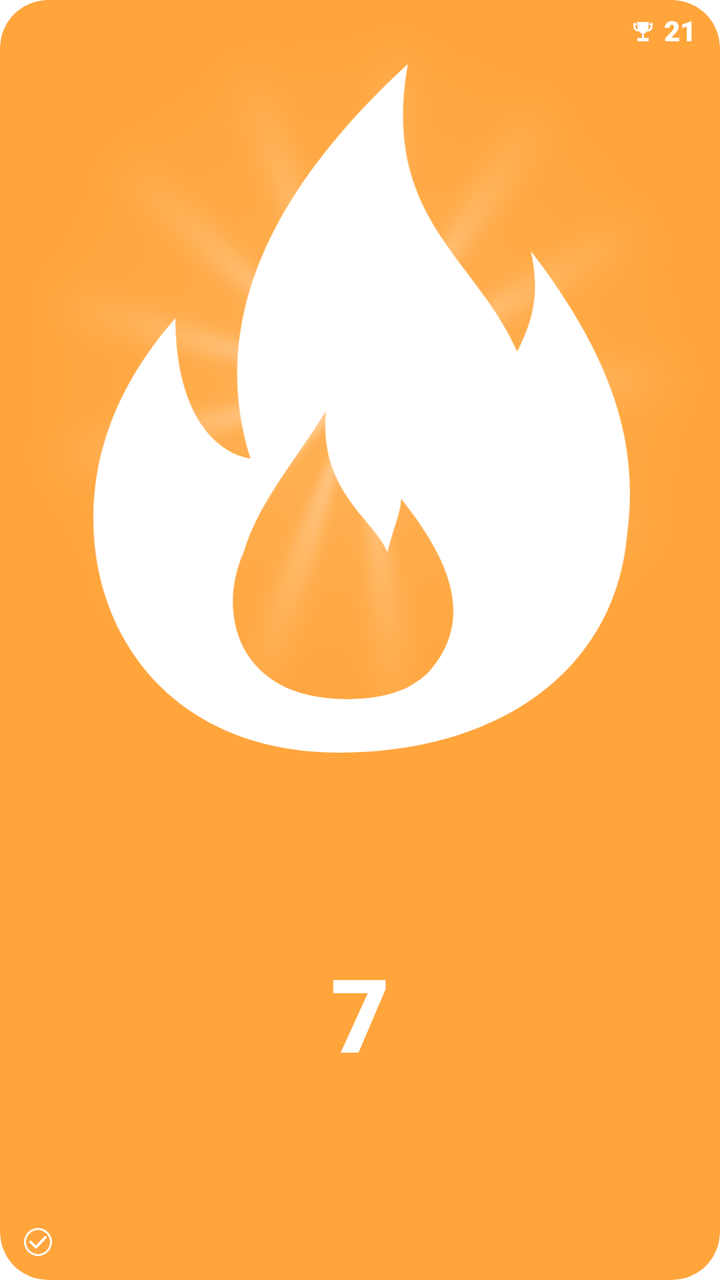
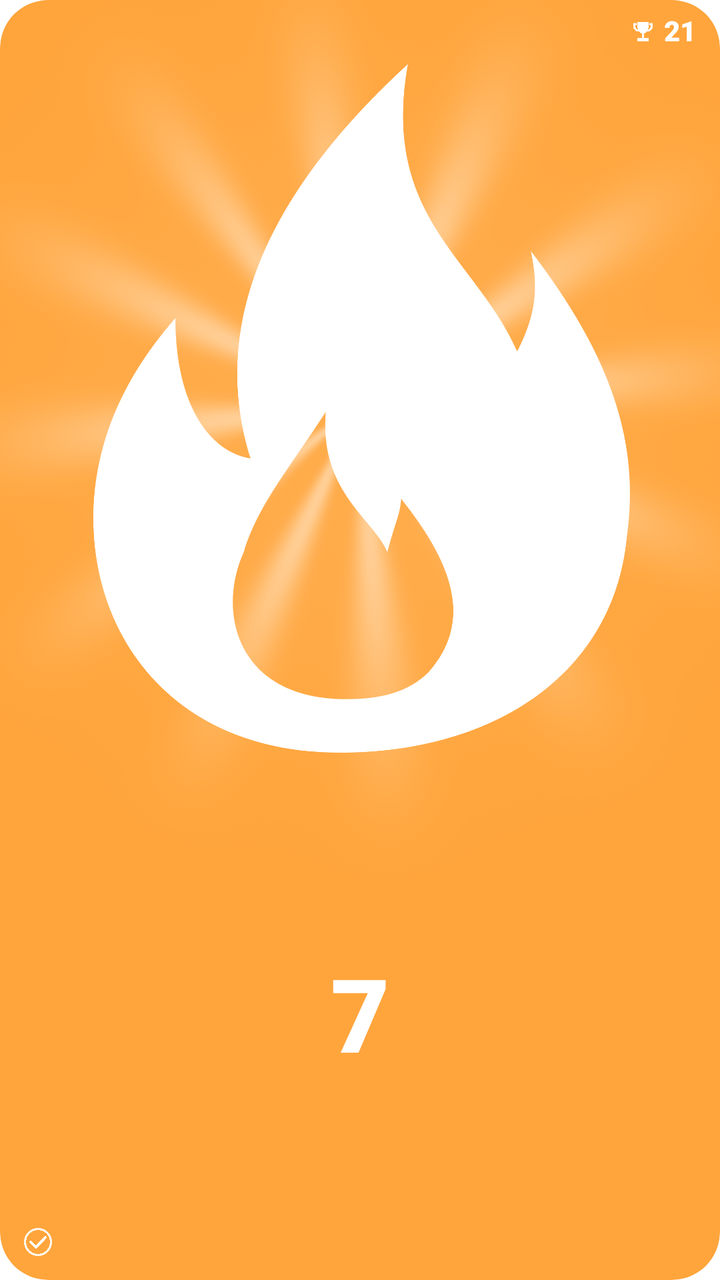

The first picture is an Android layout as it rendered before a commit; the second is the same layout after the commit. The layout source and the unified diff follow.
<!-- AndroidManifest.xml: fallback theme Theme.MaterialComponents.DayNight.NoActionBar -->
<!-- res/layout/streak_widget.xml -->
<?xml version="1.0" ?>
<FrameLayout xmlns:android="http://schemas.android.com/apk/res/android"
    android:layout_width="match_parent"
    android:layout_height="match_parent"
    android:id="@+id/streak_root"
    android:background="@drawable/streak_widget_background"
    android:clipToOutline="true"
    android:importantForAccessibility="yes">
    <LinearLayout
        android:layout_width="match_parent"
        android:layout_height="match_parent"
        android:orientation="vertical"
        android:gravity="center">
        <FrameLayout
            android:layout_width="match_parent"
            android:layout_height="0dp"
            android:layout_weight="1.2">
            <ImageView
                android:layout_width="match_parent"
                android:layout_height="match_parent"
                android:id="@+id/streak_rays"
                android:src="@drawable/streak_widget_rays"
                android:importantForAccessibility="no"
                android:scaleType="fitXY"/>
            <ImageView
                android:layout_width="match_parent"
                android:layout_height="match_parent"
                android:id="@+id/streak_flame"
                android:src="@drawable/streak_widget_flame"
                android:importantForAccessibility="no"
                android:scaleType="fitCenter"
                android:paddingTop="22dp"
                android:paddingBottom="1dp"/>
        </FrameLayout>
        <TextView
            android:layout_width="match_parent"
            android:layout_height="0dp"
            android:id="@+id/streak_current"
            android:text="7"
            android:textColor="#FFFFFF"
            android:textSize="51sp"
            android:autoSizeTextType="uniform"
            android:autoSizeMinTextSize="7dp"
            android:autoSizeMaxTextSize="51dp"
            android:autoSizeStepGranularity="1dp"
            android:maxLines="1"
            android:gravity="center"
            android:includeFontPadding="false"
            android:fontFamily="sans-serif-black"
            android:importantForAccessibility="no"
            android:layout_weight="0.8"
            android:paddingBottom="6dp"
            android:paddingStart="8dp"
            android:paddingEnd="8dp"/>
    </LinearLayout>
    <LinearLayout
        android:layout_width="wrap_content"
        android:layout_height="20dp"
        android:orientation="horizontal"
        android:gravity="center"
        android:layout_gravity="end|top"
        android:layout_marginTop="6dp"
        android:layout_marginEnd="12dp">
        <ImageView
            android:layout_width="13dp"
            android:layout_height="13dp"
            android:id="@+id/streak_trophy"
            android:src="@drawable/streak_widget_trophy"
            android:importantForAccessibility="no"
            android:scaleType="fitCenter"
            android:tint="#FFFFFF"/>
        <TextView
            android:layout_width="wrap_content"
            android:layout_height="17dp"
            android:id="@+id/streak_best"
            android:text="21"
            android:textColor="#FFFFFF"
            android:textSize="14sp"
            android:autoSizeTextType="uniform"
            android:autoSizeMinTextSize="7dp"
            android:autoSizeMaxTextSize="14dp"
            android:autoSizeStepGranularity="1dp"
            android:maxLines="1"
            android:gravity="center"
            android:includeFontPadding="false"
            android:fontFamily="sans-serif-black"
            android:importantForAccessibility="no"
            android:layout_marginStart="4dp"
            android:maxWidth="55dp"/>
    </LinearLayout>
    <ImageView
        android:id="@+id/streak_status_icon"
        android:layout_width="16dp"
        android:layout_height="16dp"
        android:layout_gravity="bottom|start"
        android:layout_marginStart="11dp"
        android:layout_marginBottom="11dp"
        android:importantForAccessibility="no"
        android:src="@drawable/streak_widget_check"/>
</FrameLayout>
<!-- resources referenced by this layout -->
<resources>
  <!-- drawable streak_widget_background (drawable) -->
  <shape xmlns:android="http://schemas.android.com/apk/res/android"><solid android:color="@color/streak_widget_active_background"/><corners android:radius="24dp"/></shape>
  <!-- drawable streak_widget_check (drawable) -->
  <vector xmlns:android="http://schemas.android.com/apk/res/android"
      android:width="18dp" android:height="18dp" android:viewportWidth="24" android:viewportHeight="24">
      <path android:strokeColor="#E6FFFFFF" android:strokeWidth="1.6"
          android:pathData="M12,2.3 A9.7,9.7 0,1 0,12.01,2.3"/>
      <path android:strokeColor="#FFFFFF" android:strokeWidth="2" android:strokeLineCap="round"
          android:strokeLineJoin="round" android:pathData="M6.5,12 L10.5,16 L17.5,8.5"/>
  </vector>
  <!-- drawable streak_widget_flame (drawable) -->
  <vector xmlns:android="http://schemas.android.com/apk/res/android" android:width="35dp" android:height="44dp" android:viewportWidth="84" android:viewportHeight="108">
      <group android:translateX="-11" android:translateY="-6">
          <path android:fillColor="#FFFFFF" android:fillType="evenOdd"
              android:pathData="M50,112 C26,112 14,95 14,77 C14,64 20,54 26,47 C26,60 31,67 37,68 C30,45 43,25 60,9 C56,32 70,38 76,52 C79,46 79,42 78,37 C90,53 94,66 92,80 C90,100 73,112 50,112 Z M51,104 C35,104 32,91 36,82 C38,75 43,69 48,61 C47,73 55,77 57,82 C58,78 59,76 59,74 C66,83 70,92 63,100 C60,103 56,104 51,104 Z"/>
      </group>
  </vector>
  <!-- drawable streak_widget_rays: png bitmap (drawable-nodpi, 42388 bytes) -->
  <!-- drawable streak_widget_trophy (drawable) -->
  <vector xmlns:android="http://schemas.android.com/apk/res/android"
      android:width="24dp" android:height="24dp"
      android:viewportWidth="24" android:viewportHeight="24">
      <path android:fillColor="#FFFFFF"
          android:pathData="M7,3H17V8C17,11.1 14.8,13.6 12,14C9.2,13.6 7,11.1 7,8ZM11,14H13V18H17V21H7V18H11ZM3,4H6V6H5V7C5,8.6 6.3,10 8,10V12C5.2,12 3,9.8 3,7ZM18,4H21V7C21,9.8 18.8,12 16,12V10C17.7,10 19,8.6 19,7V6H18Z" />
  </vector>
  <color name="streak_widget_active_background">#FFA53C</color>
</resources>

<!-- the commit's change to res/layout/streak_widget.xml (unified diff, before → after) -->
@@ -9,19 +9,24 @@
     <LinearLayout
         android:layout_width="match_parent"
         android:layout_height="match_parent"
+        android:clipChildren="false"
         android:orientation="vertical"
         android:gravity="center">
         <FrameLayout
             android:layout_width="match_parent"
             android:layout_height="0dp"
-            android:layout_weight="1.2">
+            android:layout_weight="1.2"
+            android:clipChildren="false">
+            
             <ImageView
                 android:layout_width="match_parent"
                 android:layout_height="match_parent"
                 android:id="@+id/streak_rays"
                 android:src="@drawable/streak_widget_rays"
                 android:importantForAccessibility="no"
-                android:scaleType="fitXY"/>
+                android:layout_marginTop="-42dp"
+                android:layout_marginBottom="-63dp"
+                android:scaleType="centerCrop"/>
             <ImageView
                 android:layout_width="match_parent"
                 android:layout_height="match_parent"
<!-- resource entries referenced after the edit -->
@@ -17,7 +17,7 @@
               android:pathData="M50,112 C26,112 14,95 14,77 C14,64 20,54 26,47 C26,60 31,67 37,68 C30,45 43,25 60,9 C56,32 70,38 76,52 C79,46 79,42 78,37 C90,53 94,66 92,80 C90,100 73,112 50,112 Z M51,104 C35,104 32,91 36,82 C38,75 43,69 48,61 C47,73 55,77 57,82 C58,78 59,76 59,74 C66,83 70,92 63,100 C60,103 56,104 51,104 Z"/>
       </group>
   </vector>
-  <!-- drawable streak_widget_rays: png bitmap (drawable-nodpi, 42388 bytes) -->
+  <!-- drawable streak_widget_rays: png bitmap (drawable-nodpi, 78283 bytes) -->
   <!-- drawable streak_widget_trophy (drawable) -->
   <vector xmlns:android="http://schemas.android.com/apk/res/android"
       android:width="24dp" android:height="24dp"
